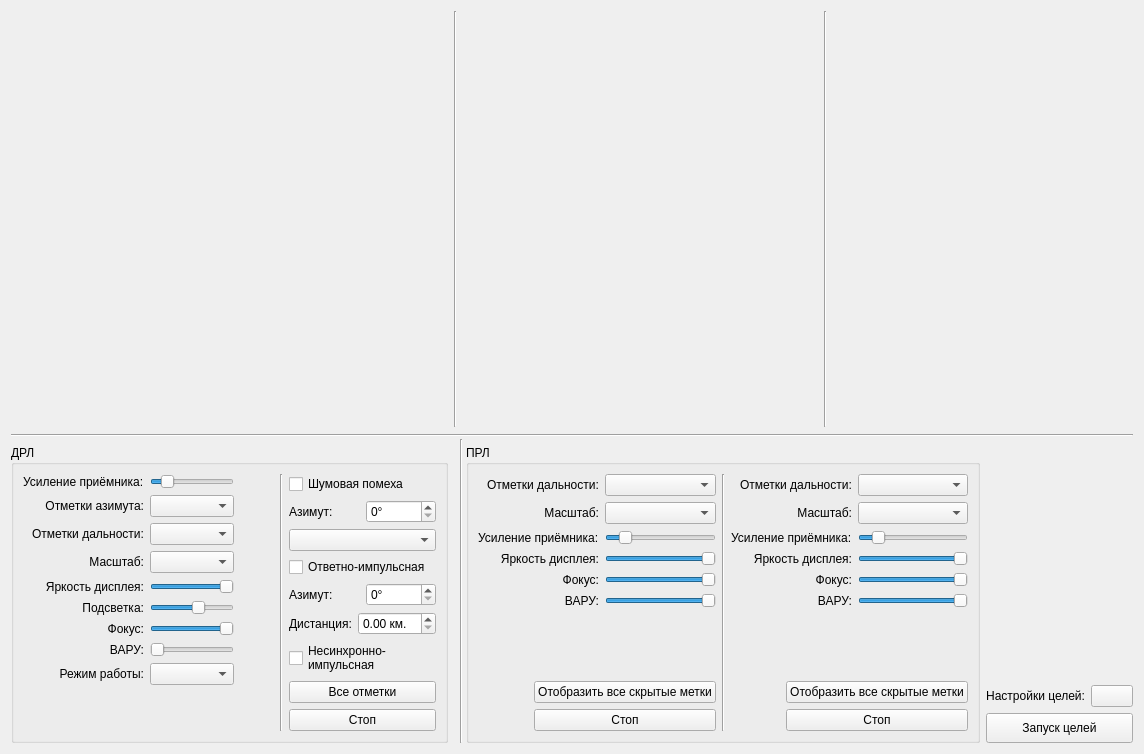
This is rspindicators.ui in oln0ry/IKO as Qt 5 draws it before an edit. The edited form follows.
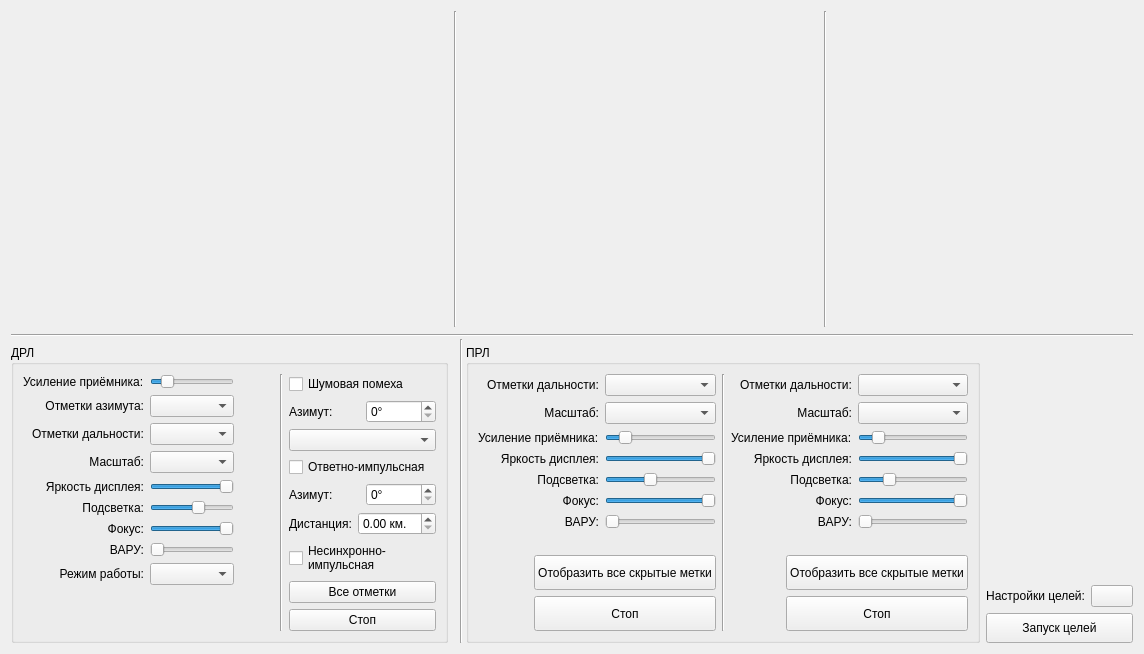
This is the edited form. Custom widgets are drawn as their Qt base class.

```diff
--- a/rspindicators.ui
+++ b/rspindicators.ui
@@ -7,7 +7,7 @@
     <x>0</x>
     <y>0</y>
     <width>1144</width>
-    <height>754</height>
+    <height>654</height>
    </rect>
   </property>
   <property name="windowTitle">
@@ -557,7 +557,7 @@
             </property>
            </widget>
           </item>
-          <item row="4" column="0">
+          <item row="5" column="0">
            <widget class="QLabel" name="LabelFocusEquiangular">
             <property name="text">
              <string>Фокус:</string>
@@ -567,7 +567,7 @@
             </property>
            </widget>
           </item>
-          <item row="4" column="1">
+          <item row="5" column="1">
            <widget class="QSlider" name="ChangeIndicatorFocusEquiangular">
             <property name="cursor">
              <cursorShape>ArrowCursor</cursorShape>
@@ -586,7 +586,7 @@
             </property>
            </widget>
           </item>
-          <item row="5" column="0">
+          <item row="6" column="0">
            <widget class="QLabel" name="LabelVARUEquiangular">
             <property name="text">
              <string>ВАРУ:</string>
@@ -596,7 +596,7 @@
             </property>
            </widget>
           </item>
-          <item row="5" column="1">
+          <item row="6" column="1">
            <widget class="QSlider" name="ChangeIndicatorVARUEquiangular">
             <property name="cursor">
              <cursorShape>ArrowCursor</cursorShape>
@@ -608,13 +608,42 @@
              <number>1</number>
             </property>
             <property name="value">
+             <number>0</number>
+            </property>
+            <property name="orientation">
+             <enum>Qt::Horizontal</enum>
+            </property>
+           </widget>
+          </item>
+          <item row="4" column="1">
+           <widget class="QSlider" name="ChangeLightningEquiangular">
+            <property name="cursor">
+             <cursorShape>ArrowCursor</cursorShape>
+            </property>
+            <property name="maximum">
              <number>100</number>
             </property>
+            <property name="singleStep">
+             <number>1</number>
+            </property>
+            <property name="value">
+             <number>40</number>
+            </property>
             <property name="orientation">
              <enum>Qt::Horizontal</enum>
             </property>
            </widget>
           </item>
+          <item row="4" column="0">
+           <widget class="QLabel" name="LabelLightningEquiangular">
+            <property name="text">
+             <string>Подсветка:</string>
+            </property>
+            <property name="alignment">
+             <set>Qt::AlignRight|Qt::AlignTrailing|Qt::AlignVCenter</set>
+            </property>
+           </widget>
+          </item>
          </layout>
         </item>
         <item>
@@ -636,6 +665,12 @@
            <layout class="QVBoxLayout" name="verticalLayout_2">
             <item>
              <widget class="QPushButton" name="ChangeViewStateAllEquiangular">
+              <property name="minimumSize">
+               <size>
+                <width>0</width>
+                <height>35</height>
+               </size>
+              </property>
               <property name="cursor">
                <cursorShape>ArrowCursor</cursorShape>
               </property>
@@ -646,6 +681,12 @@
             </item>
             <item>
              <widget class="QPushButton" name="ChangeLocatorStateEquiangular">
+              <property name="minimumSize">
+               <size>
+                <width>0</width>
+                <height>35</height>
+               </size>
+              </property>
               <property name="cursor">
                <cursorShape>ArrowCursor</cursorShape>
               </property>
@@ -760,7 +801,7 @@
             </property>
            </widget>
           </item>
-          <item row="4" column="0">
+          <item row="5" column="0">
            <widget class="QLabel" name="LabelFocusRightTriangle">
             <property name="text">
              <string>Фокус:</string>
@@ -770,7 +811,7 @@
             </property>
            </widget>
           </item>
-          <item row="4" column="1">
+          <item row="5" column="1">
            <widget class="QSlider" name="ChangeIndicatorFocusRightTriangle">
             <property name="cursor">
              <cursorShape>ArrowCursor</cursorShape>
@@ -789,7 +830,7 @@
             </property>
            </widget>
           </item>
-          <item row="5" column="0">
+          <item row="6" column="0">
            <widget class="QLabel" name="LabelVARURightTriangle">
             <property name="text">
              <string>ВАРУ:</string>
@@ -799,7 +840,7 @@
             </property>
            </widget>
           </item>
-          <item row="5" column="1">
+          <item row="6" column="1">
            <widget class="QSlider" name="ChangeIndicatorVARURightTriangle">
             <property name="cursor">
              <cursorShape>ArrowCursor</cursorShape>
@@ -811,8 +852,37 @@
              <number>1</number>
             </property>
             <property name="value">
+             <number>0</number>
+            </property>
+            <property name="orientation">
+             <enum>Qt::Horizontal</enum>
+            </property>
+           </widget>
+          </item>
+          <item row="4" column="0">
+           <widget class="QLabel" name="LabelLightningRightTriangle">
+            <property name="text">
+             <string>Подсветка:</string>
+            </property>
+            <property name="alignment">
+             <set>Qt::AlignRight|Qt::AlignTrailing|Qt::AlignVCenter</set>
+            </property>
+           </widget>
+          </item>
+          <item row="4" column="1">
+           <widget class="QSlider" name="ChangeLightningRightTriangle">
+            <property name="cursor">
+             <cursorShape>ArrowCursor</cursorShape>
+            </property>
+            <property name="maximum">
              <number>100</number>
             </property>
+            <property name="singleStep">
+             <number>1</number>
+            </property>
+            <property name="value">
+             <number>25</number>
+            </property>
             <property name="orientation">
              <enum>Qt::Horizontal</enum>
             </property>
@@ -839,6 +909,12 @@
            <layout class="QVBoxLayout" name="verticalLayout_3">
             <item>
              <widget class="QPushButton" name="ChangeViewStateAllRightTriangle">
+              <property name="minimumSize">
+               <size>
+                <width>0</width>
+                <height>35</height>
+               </size>
+              </property>
               <property name="cursor">
                <cursorShape>ArrowCursor</cursorShape>
               </property>
@@ -849,6 +925,12 @@
             </item>
             <item>
              <widget class="QPushButton" name="ChangeLocatorStateRightTriangle">
+              <property name="minimumSize">
+               <size>
+                <width>0</width>
+                <height>35</height>
+               </size>
+              </property>
               <property name="cursor">
                <cursorShape>ArrowCursor</cursorShape>
               </property>
```
